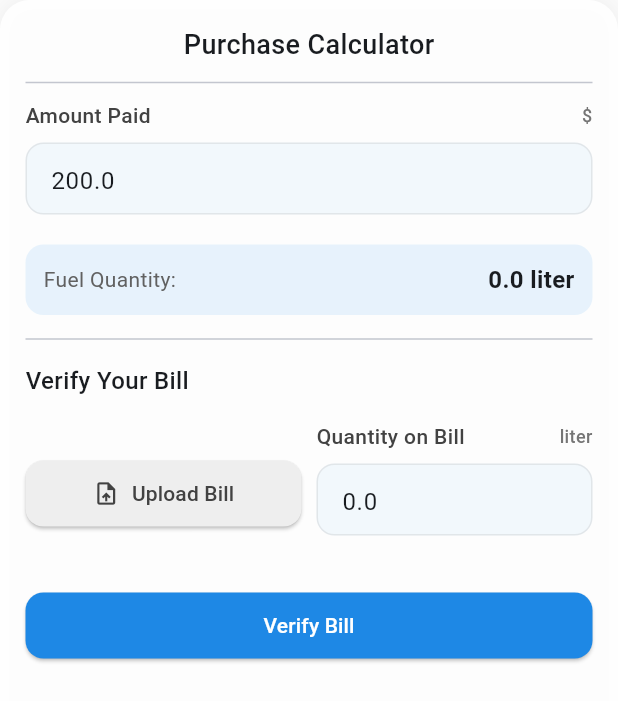
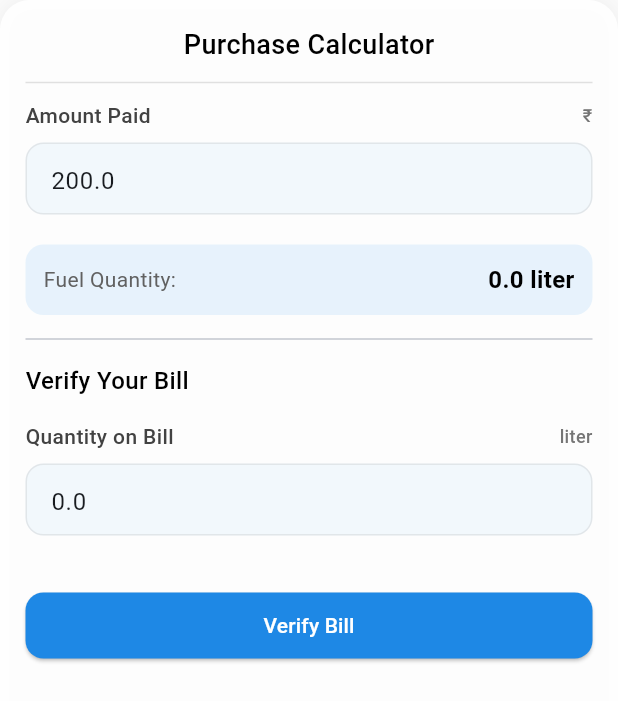
Before and after one commit to jeetbhalu07/fuel-folio-calculator, a Flutter app: the PurchaseCalculator widget shown alone on an empty page, opened directly with empty values, on a phone screen of 412 x 824 dp. Shown: the top 701 px of the screen. Run offline on Flutter 3.47's test engine with Material 3 defaults, Android fonts, the phone set to English and light mode, and no system bars; our stand-ins replace connectivity_plus, shared_preferences; accounts and stored records are empty; network calls fail; Roboto replaces fonts that are missing (SF Pro Display); statements that could not run were skipped.

Commit message:
Refactor code and fix issues
Refactored the code, removed the upload bill section from the purchase calculator, fixed the dark mode text visibility issue in the trip calculator's calculation result, and added necessary permissions for Google Play Console deployment. Converted all code to Flutter with proper functionality.

```diff
--- a/lib/widgets/purchase_calculator.dart
+++ b/lib/widgets/purchase_calculator.dart
@@ -78,7 +78,6 @@ class _PurchaseCalculatorState extends State<PurchaseCalculator> {
   double fuelQuantity = 0.0;
   double billQuantity = 0.0;
   bool? verificationResult;
-  bool _showSuccessMessage = false;
   bool _showVerificationMessage = false;
   List<PurchaseHistory> _purchaseHistory = [];
   final ApiService _apiService = ApiService();
@@ -151,46 +150,6 @@ class _PurchaseCalculatorState extends State<PurchaseCalculator> {
       if (mounted) {
         setState(() {
           _showVerificationMessage = false;
-        });
-      }
-    });
-  }
-
-  void _uploadBill() {
-    // In a real app, this would use camera/gallery and OCR
-    // For now, we'll simulate extracting data
-    _showSnackBar(
-      "Bill uploaded! This is a simulation. In a real app, OCR would extract values from your bill.",
-      Colors.blue
-    );
-
-    // Simulate processing
-    Future.delayed(const Duration(milliseconds: 1500), () {
-      if (mounted) {
-        // Generate a slightly different quantity to simulate real-world scenarios
-        final random = DateTime.now().millisecondsSinceEpoch % 100 / 100;
-        final randomOffset = random > 0.5 ? 0 : (random * 0.5) - 0.25;
-        final extractedQuantity = double.parse(
-          (amountPaid / widget.fuelPrice + randomOffset).toStringAsFixed(2)
-        );
-
-        setState(() {
-          billQuantity = extractedQuantity;
-          _showSuccessMessage = true;
-        });
-
-        _showSnackBar(
-          "Extracted fuel quantity: $extractedQuantity ${getFuelUnit(widget.selectedFuelType)}",
-          Colors.green
-        );
-
-        // Hide success message after 2 seconds
-        Future.delayed(const Duration(seconds: 2), () {
-          if (mounted) {
-            setState(() {
-              _showSuccessMessage = false;
-            });
-          }
         });
       }
     });
@@ -290,30 +249,36 @@ class _PurchaseCalculatorState extends State<PurchaseCalculator> {
       child: Column(
         crossAxisAlignment: CrossAxisAlignment.start,
         children: [
-          const Center(
+          Center(
             child: Text(
               'Purchase Calculator',
               style: TextStyle(
                 fontSize: 18,
                 fontWeight: FontWeight.w500,
+                color: isDarkMode ? Colors.white : Colors.black,
               ),
             ),
           ),
-          const Divider(height: 24),
+          Divider(
+            height: 24,
+            color: isDarkMode ? Colors.white.withOpacity(0.2) : Colors.grey[300],
+          ),
 
           CalculatorInput(
             id: 'amount-paid',
             label: 'Amount Paid',
             value: amountPaid,
             onChanged: _handleAmountChanged,
-            unit: '\$',
+            unit: '₹',
             placeholder: 'Enter amount paid',
           ),
 
           Container(
             padding: const EdgeInsets.all(12),
             decoration: BoxDecoration(
-              color: Colors.blue.withOpacity(0.1),
+              color: isDarkMode
+                  ? Colors.blue.withOpacity(0.1)
+                  : Colors.blue.withOpacity(0.1),
               borderRadius: BorderRadius.circular(12),
             ),
             child: Row(
@@ -328,9 +293,10 @@ class _PurchaseCalculatorState extends State<PurchaseCalculator> {
                 ),
                 Text(
                   '$fuelQuantity $fuelUnit',
-                  style: const TextStyle(
+                  style: TextStyle(
                     fontSize: 16,
                     fontWeight: FontWeight.bold,
+                    color: isDarkMode ? Colors.white : Colors.black,
                   ),
                 ),
               ],
@@ -339,45 +305,24 @@ class _PurchaseCalculatorState extends State<PurchaseCalculator> {
 
           const Divider(height: 32),
 
-          const Text(
+          Text(
             'Verify Your Bill',
             style: TextStyle(
               fontSize: 16,
               fontWeight: FontWeight.w500,
+              color: isDarkMode ? Colors.white : Colors.black,
             ),
           ),
 
           const SizedBox(height: 16),
 
-          Row(
-            children: [
-              Expanded(
-                child: ElevatedButton.icon(
-                  onPressed: _uploadBill,
-                  icon: const Icon(Icons.upload_file),
-                  label: const Text('Upload Bill'),
-                  style: ElevatedButton.styleFrom(
-                    backgroundColor: isDarkMode ? Colors.grey[800] : Colors.grey[200],
-                    foregroundColor: isDarkMode ? Colors.white : Colors.grey[800],
-                    padding: const EdgeInsets.symmetric(vertical: 12),
-                    shape: RoundedRectangleBorder(
-                      borderRadius: BorderRadius.circular(12),
-                    ),
-                  ),
-                ),
-              ),
-              const SizedBox(width: 10),
-              Expanded(
-                child: CalculatorInput(
-                  id: 'bill-quantity',
-                  label: 'Quantity on Bill',
-                  value: billQuantity,
-                  onChanged: _handleBillQuantityChanged,
-                  unit: fuelUnit,
-                  placeholder: 'Enter quantity',
-                ),
-              ),
-            ],
+          CalculatorInput(
+            id: 'bill-quantity',
+            label: 'Quantity on Bill',
+            value: billQuantity,
+            onChanged: _handleBillQuantityChanged,
+            unit: fuelUnit,
+            placeholder: 'Enter quantity from bill',
           ),
 
           const SizedBox(height: 16),
@@ -397,37 +342,6 @@ class _PurchaseCalculatorState extends State<PurchaseCalculator> {
               child: const Text('Verify Bill'),
             ),
           ),
-
-          // Success upload message
-          if (_showSuccessMessage)
-            Container(
-              margin: const EdgeInsets.only(top: 10),
-              padding: const EdgeInsets.all(8),
-              decoration: BoxDecoration(
-                color: Colors.green.withOpacity(0.1),
-                borderRadius: BorderRadius.circular(8),
-                border: Border.all(
-                  color: Colors.green.withOpacity(0.5),
-                ),
-              ),
-              child: Row(
-                children: [
-                  const Icon(
-                    Icons.check_circle,
-                    color: Colors.green,
-                    size: 16,
-                  ),
-                  const SizedBox(width: 8),
-                  Text(
-                    'Extracted $billQuantity $fuelUnit from bill',
-                    style: const TextStyle(
-                      color: Colors.green,
-                      fontSize: 12,
-                    ),
-                  ),
-                ],
-              ),
-            ),
 
           // Verification result
           if (_showVerificationMessage && verificationResult != null)
@@ -473,11 +387,12 @@ class _PurchaseCalculatorState extends State<PurchaseCalculator> {
             Row(
               mainAxisAlignment: MainAxisAlignment.spaceBetween,
               children: [
-                const Text(
+                Text(
                   'Recent Purchase History',
                   style: TextStyle(
                     fontSize: 16,
                     fontWeight: FontWeight.w500,
+                    color: isDarkMode ? Colors.white : Colors.black,
                   ),
                 ),
                 TextButton(
@@ -565,10 +480,11 @@ class _PurchaseCalculatorState extends State<PurchaseCalculator> {
                                   ),
                                 ),
                                 Text(
-                                  '\$${item.amountPaid.toStringAsFixed(2)}',
-                                  style: const TextStyle(
+                                  '₹${item.amountPaid.toStringAsFixed(2)}',
+                                  style: TextStyle(
                                     fontSize: 14,
                                     fontWeight: FontWeight.w500,
+                                    color: isDarkMode ? Colors.white : Colors.black,
                                   ),
                                 ),
                               ],
@@ -585,9 +501,10 @@ class _PurchaseCalculatorState extends State<PurchaseCalculator> {
                                 ),
                                 Text(
                                   '${item.fuelQuantity.toStringAsFixed(2)} ${getFuelUnit(item.fuelType)}',
-                                  style: const TextStyle(
+                                  style: TextStyle(
                                     fontSize: 14,
                                     fontWeight: FontWeight.w500,
+                                    color: isDarkMode ? Colors.white : Colors.black,
                                   ),
                                 ),
                               ],
```
Also changed, not shown: lib/services/api_service.dart (+126 -47 lines), lib/widgets/calculator_result.dart (+19 -8 lines), pubspec.yaml (+10 -0 lines), 2 other files.
